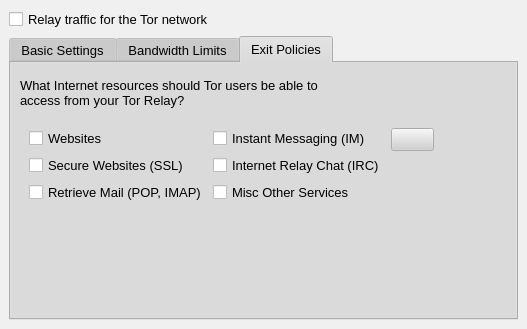
Qt form src/gui/config/serverpage.ui (a-ilin/vidalia) before a commit.
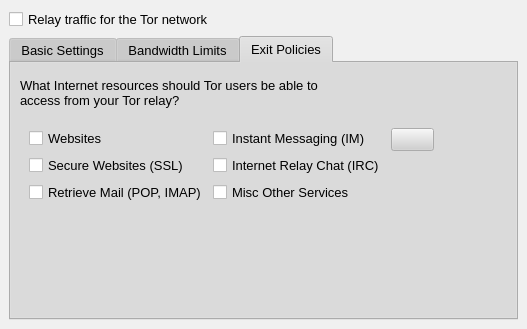
The same form after that commit. The open tabs and pages were chosen to show the change. Icons and pictures are not drawn.

Commit message:
Decapitalize a word.
svn:r1426

The edit to the form file:
```diff
--- a/src/gui/config/serverpage.ui
+++ b/src/gui/config/serverpage.ui
@@ -1387,7 +1387,7 @@
              <enum>Qt::NoContextMenu</enum>
             </property>
             <property name="text" >
-             <string>What Internet resources should Tor users be able to access from your Tor Relay?</string>
+             <string>What Internet resources should Tor users be able to access from your Tor relay?</string>
             </property>
             <property name="wordWrap" >
              <bool>true</bool>
```
